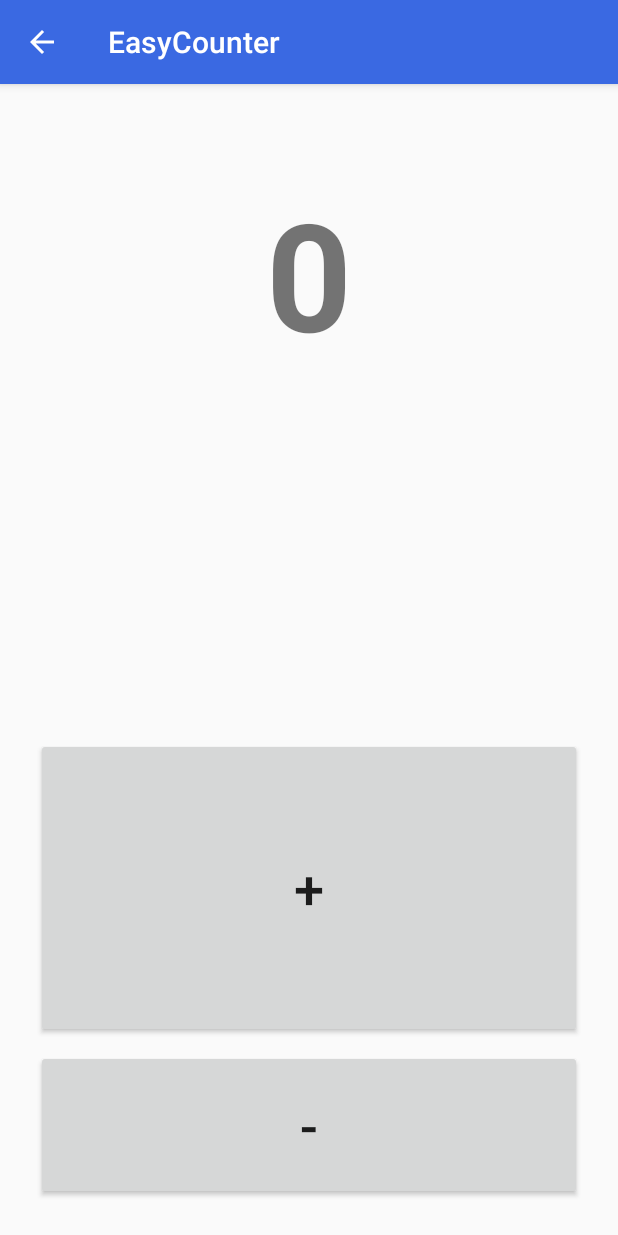
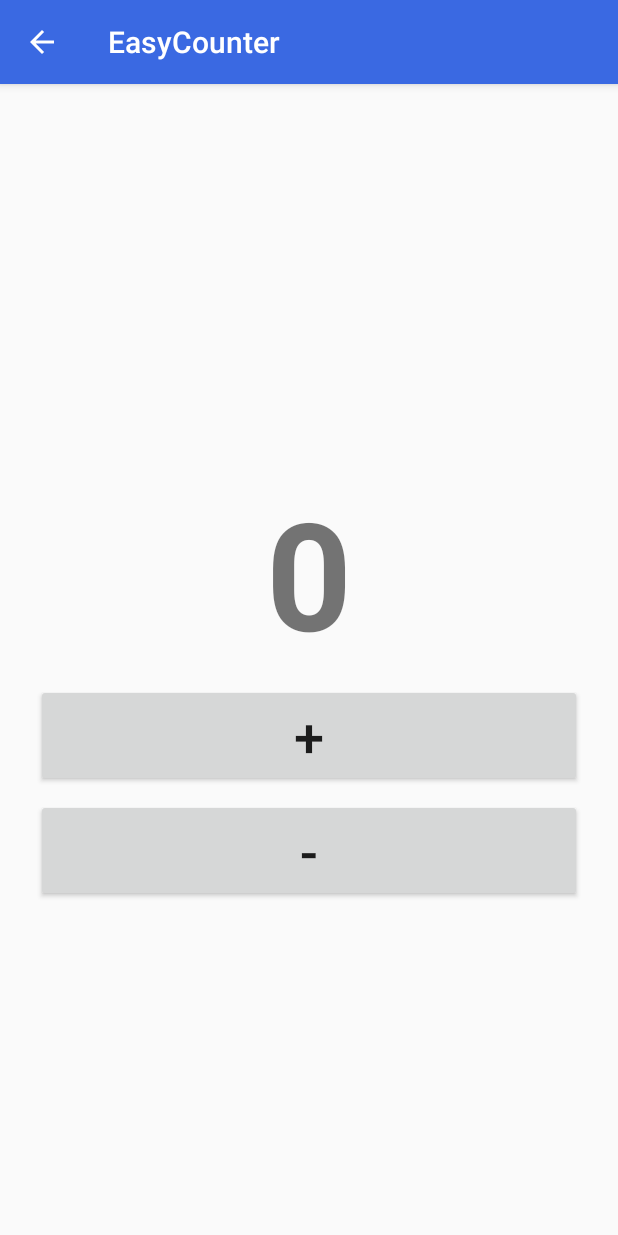
Before and after one commit to Diy2210/EasyCounterMaster, an Android app: the NewCounterActivity screen opened directly, with no data from a screen before it, on a phone screen of 412 x 824 dp. Run offline under Robolectric (Android 15) with nearby library versions, the phone set to English and light mode, and no system bars.

Commit message:
add files

```diff
--- a/app/src/main/java/com/example/diy2210/easycounter/NewCounterActivity.java
+++ b/app/src/main/java/com/example/diy2210/easycounter/NewCounterActivity.java
@@ -14,6 +14,7 @@ import android.view.KeyEvent;
 import android.view.View;
 import android.widget.Button;
 import android.widget.TextView;
+import android.support.v7.widget.Toolbar;
 
 import java.text.DateFormat;
 import java.text.SimpleDateFormat;
@@ -21,6 +22,7 @@ import java.util.Date;
 
 public class NewCounterActivity extends AppCompatActivity implements View.OnClickListener, View.OnLongClickListener {
 
+    private SQLHelper sqlHelper;
     private Integer counter = 0;
     private Integer step = 1;
     private TextView titleTV;
@@ -45,6 +47,9 @@ public class NewCounterActivity extends AppCompatActivity implements View.OnClic
         setContentView(R.layout.activity_new_counter);
 
         sharedPref = PreferenceManager.getDefaultSharedPreferences(this);
+
+//        Toolbar toolbar = findViewById(R.id.toolbar);
+//        setSupportActionBar(toolbar);
 
         vibrator = (Vibrator) getSystemService(Context.VIBRATOR_SERVICE);
         counter = ECApp.valueInt;
--- a/app/src/main/res/layout/activity_new_counter.xml
+++ b/app/src/main/res/layout/activity_new_counter.xml
@@ -6,9 +6,16 @@
     android:layout_height="match_parent"
     tools:context=".NewCounterActivity">
 
+    <!--<android.support.v7.widget.Toolbar-->
+        <!--android:id="@+id/toolbar"-->
+        <!--android:layout_width="fill_parent"-->
+        <!--android:layout_height="?attr/actionBarSize"-->
+        <!--android:background="?colorPrimary"-->
+        <!--app:theme="@style/ThemeOverlay.AppCompat.Dark.ActionBar"/>-->
+
     <android.support.constraint.ConstraintLayout
         android:layout_width="0dp"
-        android:layout_height="0dp"
+        android:layout_height="wrap_content"
         android:layout_marginStart="8dp"
         android:layout_marginTop="8dp"
         android:layout_marginEnd="8dp"
@@ -75,17 +82,19 @@
             android:layout_width="0dp"
             android:layout_height="wrap_content"
             android:layout_marginStart="8dp"
+            android:layout_marginTop="8dp"
             android:layout_marginEnd="8dp"
             android:layout_marginBottom="8dp"
             android:visibility="gone"
             app:layout_constraintBottom_toBottomOf="parent"
             app:layout_constraintEnd_toEndOf="parent"
-            app:layout_constraintStart_toStartOf="parent">
+            app:layout_constraintStart_toStartOf="parent"
+            app:layout_constraintTop_toBottomOf="@+id/valueTV">
 
             <Button
                 android:id="@+id/minusBtn"
                 android:layout_width="0dp"
-                android:layout_height="100dp"
+                android:layout_height="wrap_content"
                 android:layout_marginStart="8dp"
                 android:layout_marginEnd="8dp"
                 android:layout_marginBottom="8dp"
@@ -98,7 +107,7 @@
             <Button
                 android:id="@+id/plusBtn"
                 android:layout_width="0dp"
-                android:layout_height="200dp"
+                android:layout_height="wrap_content"
                 android:layout_marginStart="8dp"
                 android:layout_marginEnd="8dp"
                 android:layout_marginBottom="8dp"
```
Also changed, not shown: app/src/main/java/com/example/diy2210/easycounter/MainActivity.java (+7 -7 lines).
